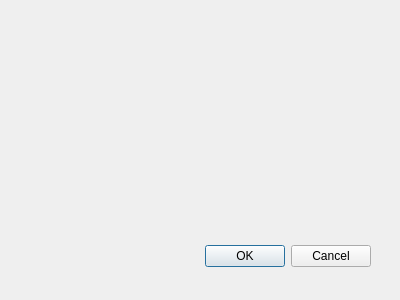
damiengolding/PenetrationTestNextGeneration, file workbench/ui/PreferencesDialog.ui: the form before one commit.
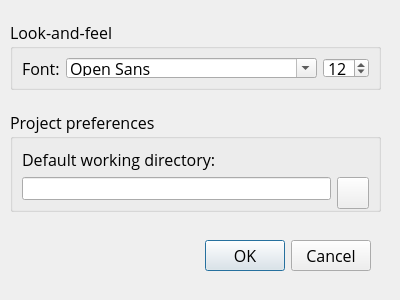
The form after the commit. Icons and pictures are not drawn.

Commit message: [pm] Finished preferences dialog, added DisplayName attribute to the Artefact element in the project XML 03/20/2024 20:11:11

```diff
--- a/workbench/ui/PreferencesDialog.ui
+++ b/workbench/ui/PreferencesDialog.ui
@@ -10,6 +10,24 @@
     <height>300</height>
    </rect>
   </property>
+  <property name="minimumSize">
+   <size>
+    <width>400</width>
+    <height>300</height>
+   </size>
+  </property>
+  <property name="maximumSize">
+   <size>
+    <width>400</width>
+    <height>300</height>
+   </size>
+  </property>
+  <property name="font">
+   <font>
+    <family>Open Sans</family>
+    <pointsize>12</pointsize>
+   </font>
+  </property>
   <property name="windowTitle">
    <string>PTNG Workbench Preferences</string>
   </property>
@@ -29,6 +47,86 @@
     <set>QDialogButtonBox::Cancel|QDialogButtonBox::Ok</set>
    </property>
   </widget>
+  <widget class="QGroupBox" name="lafGroupBox">
+   <property name="geometry">
+    <rect>
+     <x>10</x>
+     <y>20</y>
+     <width>371</width>
+     <height>70</height>
+    </rect>
+   </property>
+   <property name="title">
+    <string>Look-and-feel</string>
+   </property>
+   <layout class="QGridLayout" name="gridLayout">
+    <item row="0" column="0">
+     <widget class="QLabel" name="fontLabel">
+      <property name="text">
+       <string>Font:</string>
+      </property>
+     </widget>
+    </item>
+    <item row="0" column="1">
+     <widget class="QFontComboBox" name="fontComboBox"/>
+    </item>
+    <item row="0" column="2">
+     <widget class="QSpinBox" name="fontSpinBox">
+      <property name="value">
+       <number>12</number>
+      </property>
+     </widget>
+    </item>
+   </layout>
+  </widget>
+  <widget class="QGroupBox" name="groupBox">
+   <property name="geometry">
+    <rect>
+     <x>10</x>
+     <y>110</y>
+     <width>371</width>
+     <height>102</height>
+    </rect>
+   </property>
+   <property name="title">
+    <string>Project preferences</string>
+   </property>
+   <layout class="QGridLayout" name="ppGridLayout">
+    <item row="0" column="0">
+     <widget class="QLabel" name="wdLabel">
+      <property name="text">
+       <string>Default working directory:</string>
+      </property>
+     </widget>
+    </item>
+    <item row="1" column="0">
+     <widget class="QLineEdit" name="wdLineEdit"/>
+    </item>
+    <item row="1" column="1">
+     <widget class="QPushButton" name="wdPushButton">
+      <property name="minimumSize">
+       <size>
+        <width>32</width>
+        <height>32</height>
+       </size>
+      </property>
+      <property name="maximumSize">
+       <size>
+        <width>32</width>
+        <height>32</height>
+       </size>
+      </property>
+      <property name="text">
+       <string/>
+      </property>
+      <property name="icon">
+       <iconset resource="../res/workbench.qrc">
+        <normaloff>:/images/folder_open_01.png</normaloff>:/images/folder_open_01.png</iconset>
+      </property>
+     </widget>
+    </item>
+   </layout>
+  </widget>
  </widget>
  <resources/>
  <connections>
```
Left out of the diff: 8 changed lines with no effect on the pictures. The commit also changes 9 other files.
